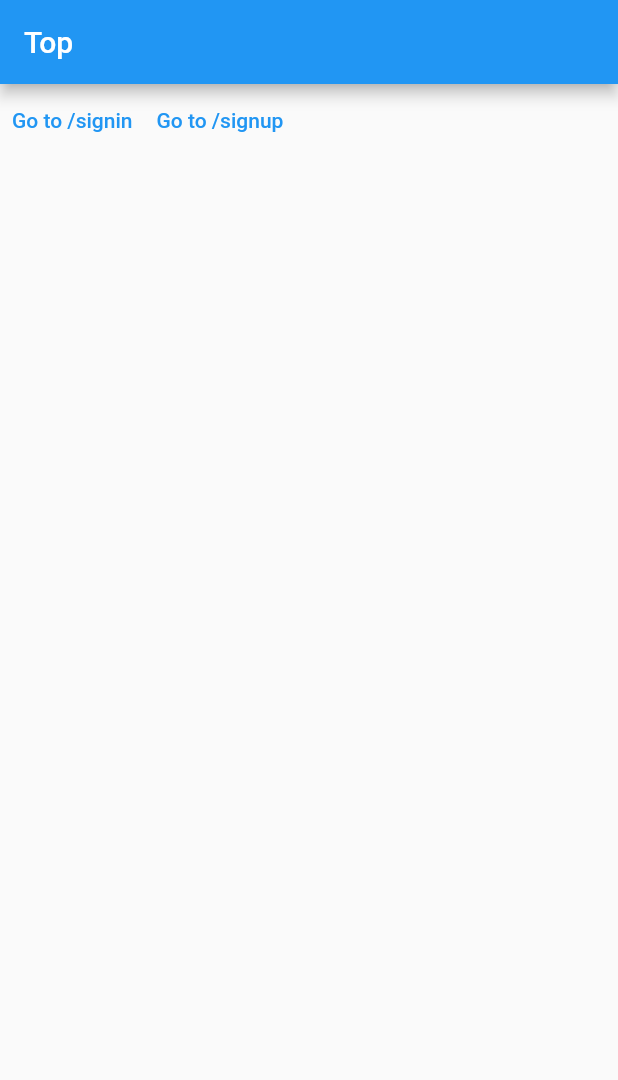
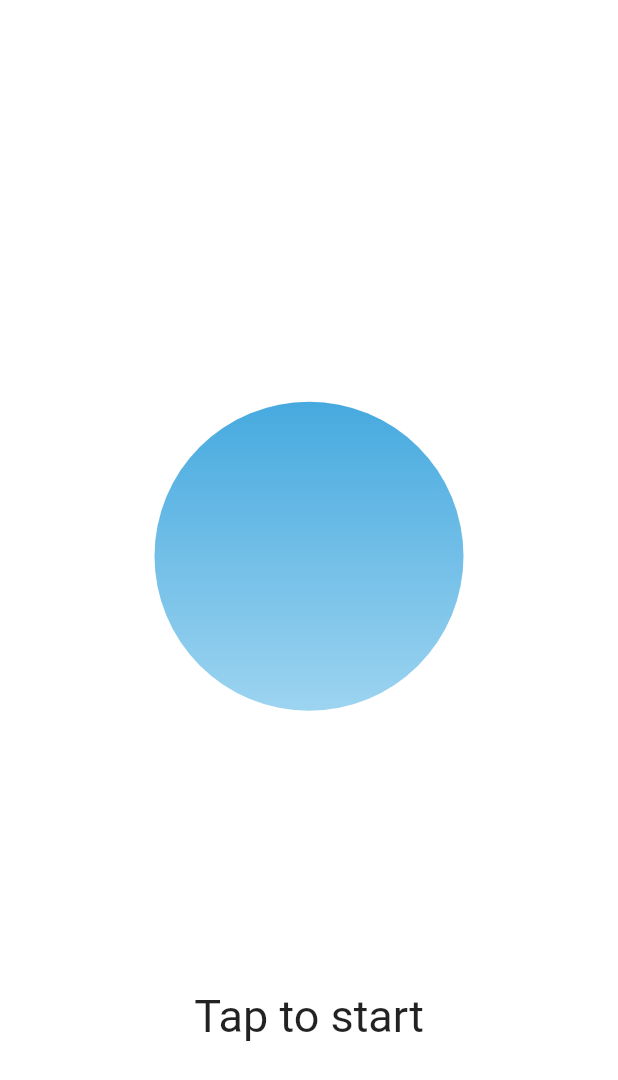
Before and after one commit to porink0424/benesse_hackathon, a Flutter app: the screen it shows after launch, on a phone screen of 412 x 824 dp. Shown: the top 1080 px of the screen. Run offline on Flutter 3.47's test engine with Material 2 defaults, Android fonts, the phone set to English and light mode, and no system bars.

Commit message:
Top pageを実装

```diff
--- a/lib/pages/Top.dart
+++ b/lib/pages/Top.dart
@@ -1,36 +1,62 @@
 import 'package:benesse_hackathon/constants/route.dart';
 import 'package:flutter/material.dart';
 
+//Topページのdartファイル
 class Top extends StatelessWidget {
+  // This widget is the root of your application.
   @override
   Widget build(BuildContext context) {
-    return Scaffold(
-        appBar: AppBar(
-            title: Text(
-          'Top',
-          textDirection: TextDirection.ltr,
-        )),
-        body: Row(
-          children: [
-            TextButton(
-              child: Text(
-                'Go to ${ROUTE.SIGNIN}',
-                textDirection: TextDirection.ltr,
+    //　描画のために画面の大きさを把握
+    final double deviceHeight = MediaQuery.of(context).size.height;
+    final double deviceWidth = MediaQuery.of(context).size.width;
+
+    return MaterialApp(
+      home: Scaffold(
+        backgroundColor: Colors.white,
+        //ワンタップで次へ
+        //ロゴとTap to startを並べて表示
+        body: GestureDetector(
+          behavior: HitTestBehavior.opaque,
+          onTap: () {
+            Navigator.pushNamed(context, ROUTE.TOP);
+          },
+          //ボタンとテキストを縦に並べて表示
+          child: Column(
+            mainAxisAlignment: MainAxisAlignment.center,
+            children: [
+              Center(
+                child: Container(
+                  decoration: BoxDecoration(
+                      gradient: LinearGradient(
+                        begin: FractionalOffset.topCenter,
+                        end: FractionalOffset.bottomCenter,
+                        colors: [
+                          Colors.lightBlue.shade700,
+                          Colors.lightBlue.shade50
+                        ],
+                      ),
+                      shape: BoxShape.circle),
+                  height: deviceHeight / 1.55,
+                  width: deviceWidth / 2,
+                ),
               ),
-              onPressed: () {
-                Navigator.pushNamed(context, ROUTE.SIGNIN);
-              },
-            ),
-            TextButton(
-              child: Text(
-                'Go to ${ROUTE.SIGNUP}',
-                textDirection: TextDirection.ltr,
-              ),
-              onPressed: () {
-                Navigator.pushNamed(context, ROUTE.SIGNUP);
-              },
-            ),
-          ],
-        ));
+
+              Align(
+                alignment: Alignment.center,
+                child: Container(
+                  alignment: Alignment.center,
+                  height: deviceHeight / 10,
+                  width: deviceWidth / 2,
+                  child: const Text(
+                    "Tap to start",
+                    style: TextStyle(fontSize: 30),
+                  ),
+                ),
+              )
+            ],
+          ),
+        ),
+      ),
+    );
   }
 }
```
